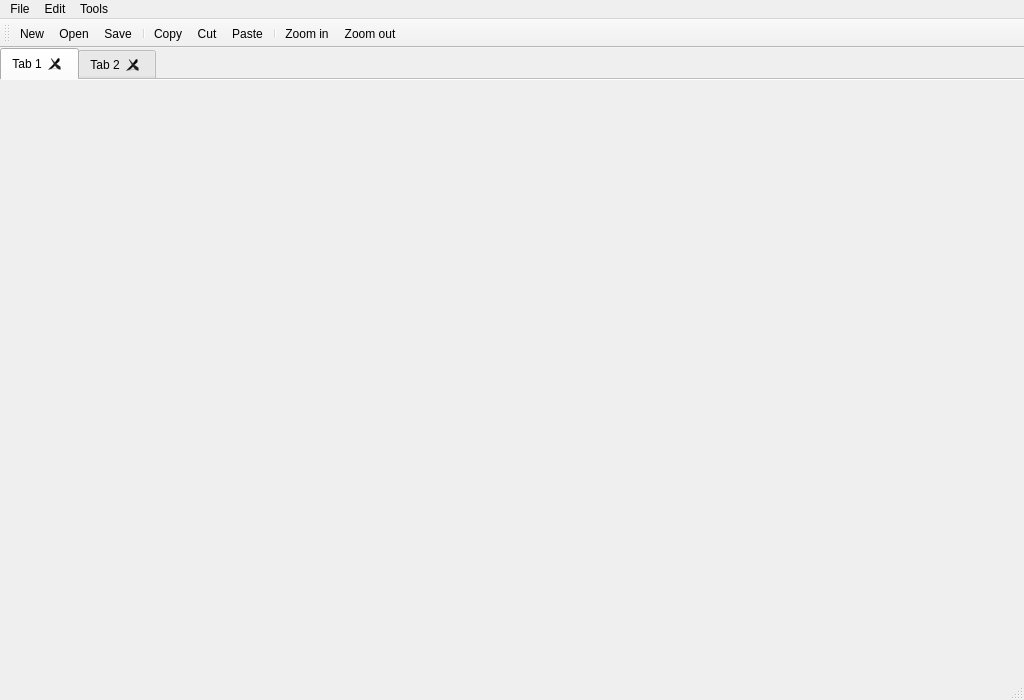
Qt form ELD/mainwindow.ui (wastedabuser/eld-designer) before a commit.
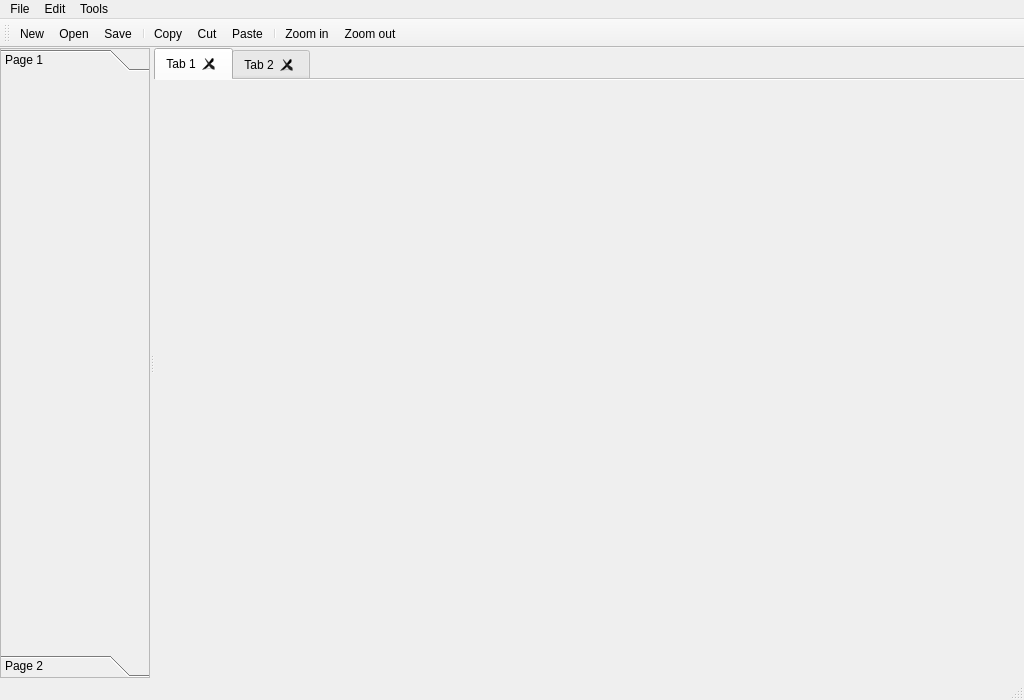
The same form after that commit. The open tabs and pages were chosen to show the change. Icons and pictures are not drawn.

What changed in the file:
```diff
--- a/ELD/mainwindow.ui
+++ b/ELD/mainwindow.ui
@@ -14,7 +14,7 @@
    <string>ELD</string>
   </property>
   <widget class="QWidget" name="centralWidget">
-   <layout class="QGridLayout" name="gridLayout">
+   <layout class="QHBoxLayout" name="horizontalLayout">
     <property name="leftMargin">
      <number>0</number>
     </property>
@@ -27,13 +27,75 @@
     <property name="bottomMargin">
      <number>0</number>
     </property>
-    <property name="spacing">
+    <item>
+     <widget class="QSplitter" name="splitter">
+      <property name="orientation">
+       <enum>Qt::Horizontal</enum>
+      </property>
+      <widget class="QToolBox" name="toolBox">
+       <property name="sizePolicy">
+        <sizepolicy hsizetype="Preferred" vsizetype="Preferred">
+         <horstretch>1</horstretch>
+         <verstretch>0</verstretch>
+        </sizepolicy>
+       </property>
+       <property name="maximumSize">
+        <size>
+         <width>150</width>
+         <height>16777215</height>
+        </size>
+       </property>
+       <property name="baseSize">
+        <size>
+         <width>0</width>
+         <height>0</height>
+        </size>
+       </property>
+       <property name="frameShape">
+        <enum>QFrame::StyledPanel</enum>
+       </property>
+       <property name="currentIndex">
      <number>0</number>
     </property>
-    <item row="0" column="0">
+       <property name="tabSpacing">
+        <number>0</number>
+       </property>
+       <widget class="QWidget" name="page">
+        <property name="geometry">
+         <rect>
+          <x>0</x>
+          <y>0</y>
+          <width>148</width>
+          <height>581</height>
+         </rect>
+        </property>
+        <attribute name="label">
+         <string>Page 1</string>
+        </attribute>
+       </widget>
+       <widget class="QWidget" name="page_2">
+        <property name="geometry">
+         <rect>
+          <x>0</x>
+          <y>0</y>
+          <width>148</width>
+          <height>581</height>
+         </rect>
+        </property>
+        <attribute name="label">
+         <string>Page 2</string>
+        </attribute>
+       </widget>
+      </widget>
      <widget class="QTabWidget" name="tabWidget">
+       <property name="sizePolicy">
+        <sizepolicy hsizetype="Expanding" vsizetype="Expanding">
+         <horstretch>0</horstretch>
+         <verstretch>0</verstretch>
+        </sizepolicy>
+       </property>
       <property name="currentIndex">
-       <number>1</number>
+        <number>0</number>
       </property>
       <property name="documentMode">
        <bool>true</bool>
@@ -53,6 +115,7 @@
        <attribute name="title">
         <string>Tab 2</string>
        </attribute>
+       </widget>
       </widget>
      </widget>
     </item>
```
Lines whose indentation alone changed are shown as unchanged.
